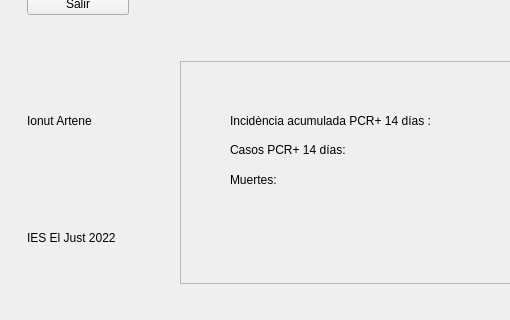
First picture: the form in Unitat2/Entregables/COVID 2022/c.ui, repository Joanmi00/IonutArtene_DI2122, before the edit; both pictures show x 0 to 510 and y 280 to 600 of the 800 by 600 pixel window.
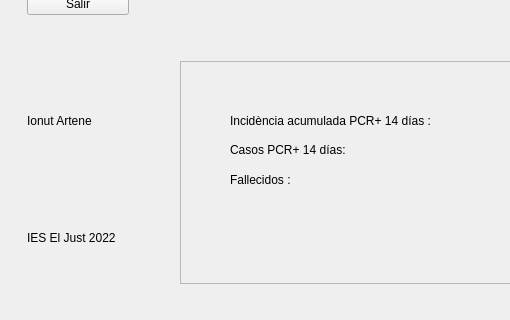
Second picture: the form after the edit. Icons and pictures are not drawn. Custom widgets are drawn as their Qt base class.

The edit to the form file:
```diff
--- a/Unitat2/Entregables/COVID 2022/c.ui
+++ b/Unitat2/Entregables/COVID 2022/c.ui
@@ -381,12 +381,12 @@
                   <rect>
                    <x>50</x>
                    <y>110</y>
-                   <width>67</width>
+                   <width>81</width>
                    <height>17</height>
                   </rect>
                  </property>
                  <property name="text">
-                  <string>Muertes:</string>
+                  <string>Fallecidos :</string>
                  </property>
                 </widget>
                 <widget class="QLabel" name="label_pcr">
```
